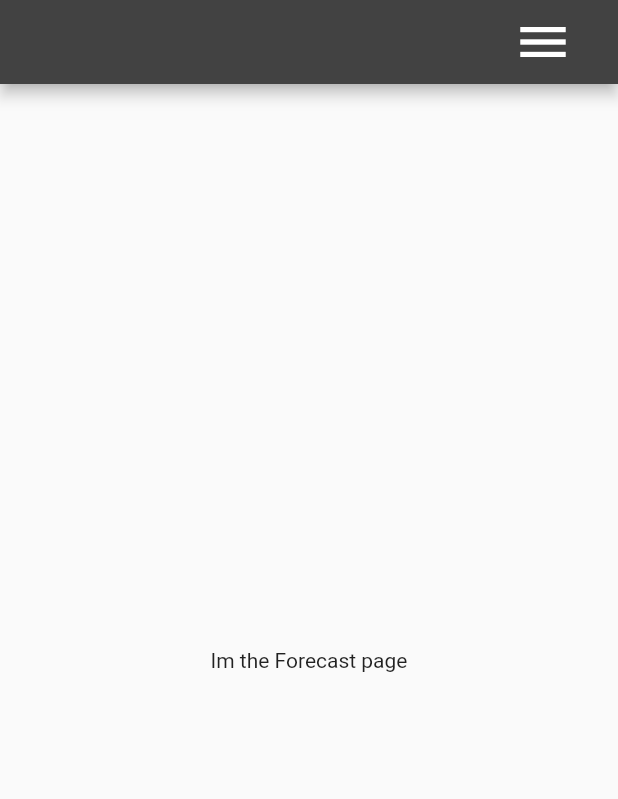
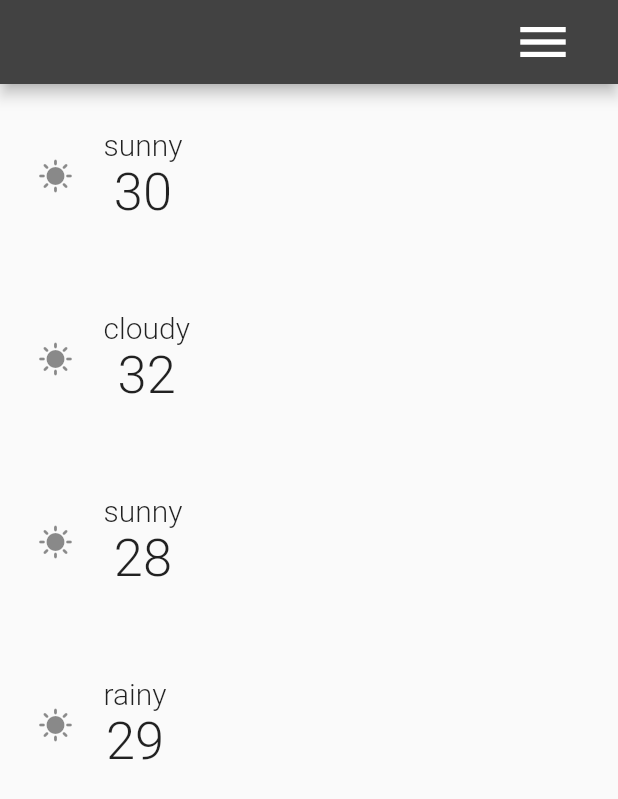
Before and after one commit to violacaroline/weather-app-flutter, a Flutter app: the ForecastPage screen opened by its route, on a phone screen of 412 x 824 dp. Shown: the top 799 px of the screen. Run offline on Flutter 3.47's test engine with Material 2 defaults, Android fonts, the phone set to English and light mode, and no system bars; our stand-ins replace go_router.

Commit message:
Add forecast page

```diff
--- /dev/null
+++ b/lib/models/weather.dart
@@ -0,0 +1,8 @@
+class Weather {
+  final String description;
+  final int temperature;
+  final int humidity;
+  final int windSpeed;
+
+  Weather ({required this.description, required this.temperature, required this.humidity, required this.windSpeed});
+}
--- a/lib/pages/forecast_page.dart
+++ b/lib/pages/forecast_page.dart
@@ -1,5 +1,6 @@
 import 'package:flutter/material.dart';
 import 'package:weather_app/widgets/app_bar.dart';
+import 'package:weather_app/widgets/weather_forecast.dart';
 
 class ForecastPage extends StatelessWidget {
   const ForecastPage({super.key});
@@ -8,8 +9,13 @@ class ForecastPage extends StatelessWidget {
   Widget build(BuildContext context) {
     return const Scaffold(
       appBar: GeneralAppBar(),
-      body: Center(
-        child: Text('Im the Forecast page'),
+      body: Column(
+        crossAxisAlignment: CrossAxisAlignment.start,
+        children: <Widget>[
+          Flexible(
+            child: WeatherForecast(),
+          ),
+        ],
       ),
     );
   }
--- /dev/null
+++ b/lib/widgets/weather_forecast.dart
@@ -0,0 +1,86 @@
+import 'package:flutter/material.dart';
+import 'package:weather_app/models/weather.dart';
+
+class WeatherForecast extends StatefulWidget {
+  const WeatherForecast({super.key});
+
+  @override
+  State<WeatherForecast> createState() => _WeatherForecastState();
+}
+
+class _WeatherForecastState extends State<WeatherForecast> {
+  List<Widget> _weatherForecastTiles = [];
+  final GlobalKey<AnimatedListState> _listKey = GlobalKey<AnimatedListState>();
+
+  @override
+  void initState() {
+    super.initState();
+    WidgetsBinding.instance.addPostFrameCallback((_) {
+      _getWeatherForecast();
+    });
+  }
+
+  void _getWeatherForecast() {
+    List<Weather> weatherByDay = [
+      Weather(description: 'sunny', temperature: 30, humidity: 75, windSpeed: 4),
+      Weather(description: 'cloudy', temperature: 32, humidity: 80, windSpeed: 7),
+      Weather(description: 'sunny', temperature: 28, humidity: 75, windSpeed: 4),
+      Weather(description: 'rainy', temperature: 29, humidity: 80, windSpeed: 7)
+    ];
+
+    Future future = Future((){});
+    weatherByDay.forEach((Weather weather) {
+      future = future.then((_) {
+        return Future.delayed(const Duration(milliseconds: 200), () {
+        _weatherForecastTiles.add(_createTile(weather));
+        _listKey.currentState?.insertItem(_weatherForecastTiles.length - 1);
+        });
+      });
+    });
+  }
+
+  Widget _createTile(Weather weather) {
+    return ListTile(
+      contentPadding: const EdgeInsets.all(25),
+      title: Column(
+        crossAxisAlignment: CrossAxisAlignment.start,
+        children: <Widget>[
+          Row(
+            children: [
+              const Icon(
+                  Icons.sunny
+              ),
+              const SizedBox(width: 20,),
+              Column(
+                children: [
+                  Text(weather.description,
+                  style: const TextStyle(fontSize: 20, fontWeight: FontWeight.w300),
+                  ),
+                  Text('${weather.temperature}',
+                    style: const TextStyle(fontSize: 35, fontWeight: FontWeight.w300),
+                  ),
+                ],
+              ),
+            ],
+          ),
+        ],
+      ),
+    );
+  }
+
+  final Tween<Offset> _offset = Tween(begin: const Offset(1, 0), end: const Offset(0, 0));
+
+  @override
+  Widget build(BuildContext context) {
+    return AnimatedList(
+      key: _listKey,
+      initialItemCount: _weatherForecastTiles.length,
+      itemBuilder: (context, index, animation) {
+        return SlideTransition(
+          position: animation.drive(_offset),
+          child: _weatherForecastTiles[index],
+        );
+      }
+    );
+  }
+}
```
